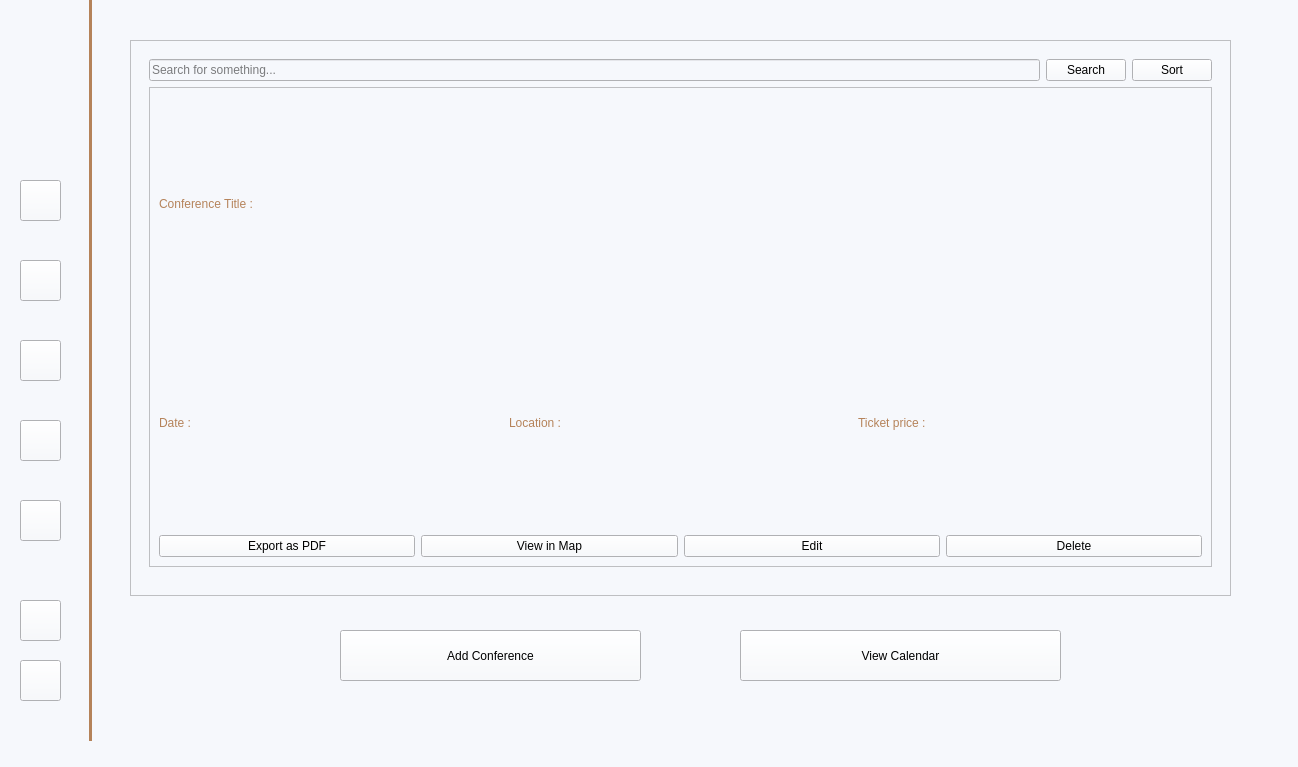
First picture: the form in mainwindow.ui, repository Confused-Guy/Smart-research-publication-management, before the edit.
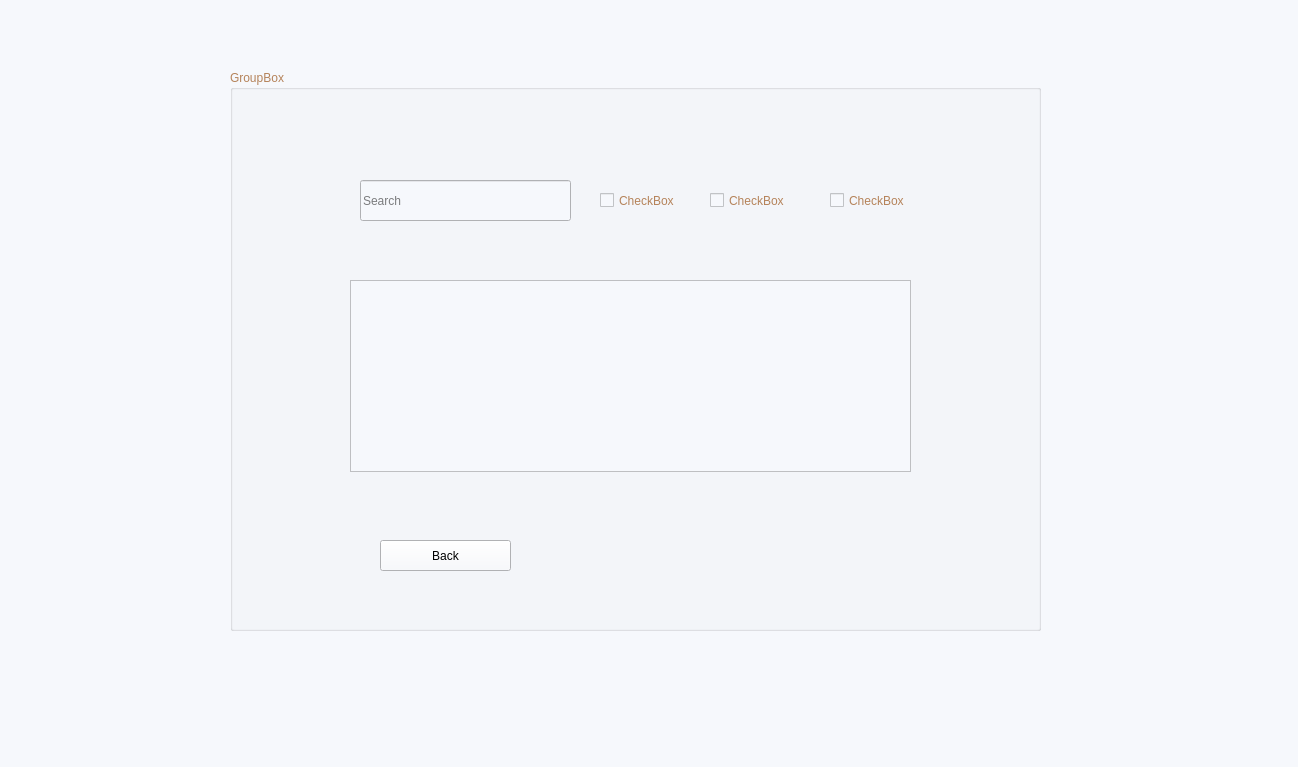
Second picture: the form after the edit. Icons and pictures are not drawn.

What changed in the file:
```diff
--- a/mainwindow.ui
+++ b/mainwindow.ui
@@ -1179,7 +1179,7 @@
      <number>0</number>
     </property>
     <property name="currentIndex">
-     <number>4</number>
+     <number>11</number>
     </property>
     <widget class="QWidget" name="page_5">
      <widget class="QPushButton" name="reveiw4">
@@ -15741,6 +15741,99 @@
       </widget>
      </widget>
     </widget>
+    <widget class="QWidget" name="page_23">
+     <widget class="QGroupBox" name="groupBox_11">
+      <property name="geometry">
+       <rect>
+        <x>230</x>
+        <y>70</y>
+        <width>811</width>
+        <height>561</height>
+       </rect>
+      </property>
+      <property name="title">
+       <string>GroupBox</string>
+      </property>
+      <widget class="QLineEdit" name="lineEdit_16">
+       <property name="geometry">
+        <rect>
+         <x>130</x>
+         <y>110</y>
+         <width>211</width>
+         <height>41</height>
+        </rect>
+       </property>
+       <property name="text">
+        <string/>
+       </property>
+       <property name="placeholderText">
+        <string>Search</string>
+       </property>
+      </widget>
+      <widget class="QCheckBox" name="userCheckBox">
+       <property name="geometry">
+        <rect>
+         <x>370</x>
+         <y>100</y>
+         <width>151</width>
+         <height>61</height>
+        </rect>
+       </property>
+       <property name="text">
+        <string>CheckBox</string>
+       </property>
+      </widget>
+      <widget class="QCheckBox" name="userCheckBox_2">
+       <property name="geometry">
+        <rect>
+         <x>480</x>
+         <y>100</y>
+         <width>151</width>
+         <height>61</height>
+        </rect>
+       </property>
+       <property name="text">
+        <string>CheckBox</string>
+       </property>
+      </widget>
+      <widget class="QCheckBox" name="userCheckBox_3">
+       <property name="geometry">
+        <rect>
+         <x>600</x>
+         <y>100</y>
+         <width>151</width>
+         <height>61</height>
+        </rect>
+       </property>
+       <property name="text">
+        <string>CheckBox</string>
+       </property>
+      </widget>
+      <widget class="QPushButton" name="userSearchBackBTN">
+       <property name="geometry">
+        <rect>
+         <x>150</x>
+         <y>470</y>
+         <width>131</width>
+         <height>31</height>
+        </rect>
+       </property>
+       <property name="text">
+        <string>Back</string>
+       </property>
+      </widget>
+      <widget class="QListView" name="useListView">
+       <property name="geometry">
+        <rect>
+         <x>120</x>
+         <y>210</y>
+         <width>561</width>
+         <height>192</height>
+        </rect>
+       </property>
+      </widget>
+     </widget>
+    </widget>
    </widget>
   </widget>
  </widget>
```
Left out of the diff: 17 changed lines with no effect on the pictures.
